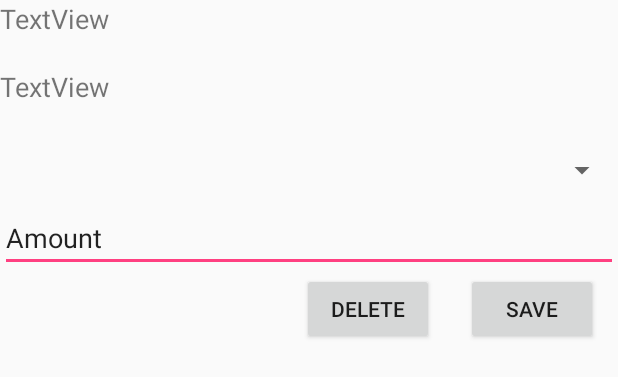
After one commit to oshadaamila/AutoCare, an Android app: the layout expense_layout.xml on its own in the app's theme, with its tools: preview values and no code run, on a phone screen of 412 x 824 dp. The commit adds this screen. Shown: the top 377 px of the screen. Run offline under Robolectric (Android 15) with nearby library versions, the phone set to English and light mode, and no system bars.

Commit message:
espense_editing_finished

```diff
--- a/app/src/main/java/com/example/amila/autocare/Expenses/ViewExpense.java
+++ b/app/src/main/java/com/example/amila/autocare/Expenses/ViewExpense.java
@@ -159,7 +159,7 @@ public class ViewExpense extends AppCompatActivity {
                 rv.addItemDecoration(new navigationDrawer.GridSpacingItemDecoration(2, dpToPx(10), true));
                 rv.setItemAnimator(new DefaultItemAnimator());*/
                 // specify an adapter (see also next example)
-                MyAdapter mAdapter = new MyAdapter(expenses, activity);
+                MyAdapter mAdapter = new MyAdapter(expenses, activity, getApplicationContext());
                 rv.setAdapter(mAdapter);
             }
         });
--- /dev/null
+++ b/app/src/main/res/layout/expense_layout.xml
@@ -0,0 +1,63 @@
+<?xml version="1.0" encoding="utf-8"?>
+<RelativeLayout xmlns:android="http://schemas.android.com/apk/res/android"
+    android:layout_width="wrap_content"
+    android:layout_height="wrap_content">
+
+    <Button
+        android:id="@+id/button_delete_expense_dialog"
+        android:layout_width="wrap_content"
+        android:layout_height="wrap_content"
+        android:layout_alignBaseline="@+id/button_save_expense_dialog"
+        android:layout_alignBottom="@+id/button_save_expense_dialog"
+        android:layout_marginEnd="21dp"
+        android:layout_toStartOf="@+id/button_save_expense_dialog"
+        android:text="Delete" />
+
+    <Button
+        android:id="@+id/button_save_expense_dialog"
+        android:layout_width="wrap_content"
+        android:layout_height="wrap_content"
+        android:layout_alignParentEnd="true"
+        android:layout_alignParentTop="true"
+        android:layout_marginEnd="13dp"
+        android:layout_marginTop="182dp"
+        android:text="Save" />
+
+    <TextView
+        android:id="@+id/textView_expense_date"
+        android:layout_width="match_parent"
+        android:layout_height="45dp"
+        android:layout_weight="1"
+        android:text="TextView"
+        android:textSize="18sp" />
+
+    <TextView
+        android:id="@+id/textView_expense_time"
+        android:layout_width="match_parent"
+        android:layout_height="45dp"
+        android:layout_alignParentStart="true"
+        android:layout_below="@+id/textView_expense_date"
+        android:layout_weight="1"
+        android:text="TextView"
+        android:textSize="18sp" />
+
+    <Spinner
+        android:id="@+id/spinner_expense_dialog"
+        android:layout_width="match_parent"
+        android:layout_height="45dp"
+        android:layout_alignParentStart="true"
+        android:layout_below="@+id/textView_expense_time"
+        android:layout_weight="1" />
+
+    <EditText
+        android:id="@+id/editText_amount_dialog"
+        android:layout_width="match_parent"
+        android:layout_height="wrap_content"
+        android:layout_alignParentStart="true"
+        android:layout_below="@+id/spinner_expense_dialog"
+        android:layout_weight="1"
+        android:ems="10"
+        android:inputType="textPersonName"
+        android:text="Amount" />
+
+</RelativeLayout>
```
Also changed, not shown: app/src/main/java/com/example/amila/autocare/Database/dao/ExpenseDAO.java (+7 -0 lines), app/src/main/java/com/example/amila/autocare/Expenses/EditExpense.java (added, +134 -0 lines), app/src/main/java/com/example/amila/autocare/Expenses/MyAdapter.java (+28 -3 lines), app/src/main/java/com/example/amila/autocare/Expenses/UpdateDate.java (added, +54 -0 lines), app/src/main/java/com/example/amila/autocare/Expenses/UpdateTime.java (added, +48 -0 lines).
